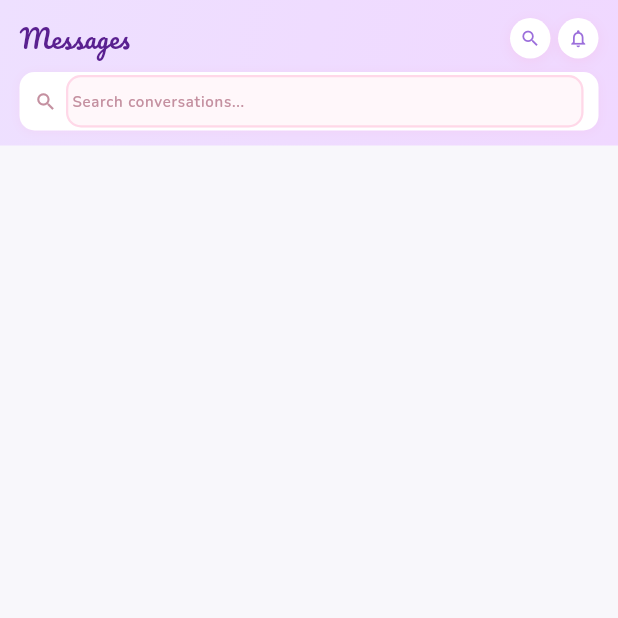
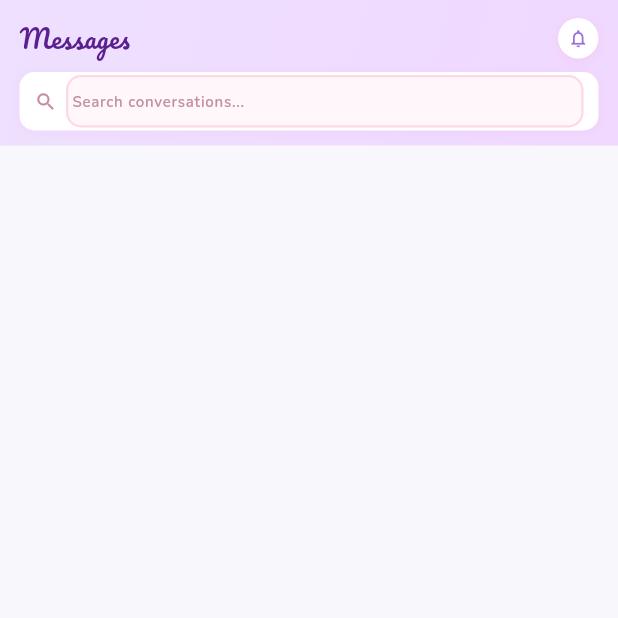
Before and after one commit to WaseemMirzaa/kafi, a Flutter app: the ChatScreen screen opened directly, on a phone screen of 412 x 824 dp, the top half of it. Run offline on Flutter 3.47's test engine with Material 3 defaults, Android fonts, the phone set to English and light mode, and no system bars; our stand-ins replace cloud_firestore, cloud_functions, connectivity_plus, file_picker, firebase_auth, firebase_core and 11 more; accounts and stored records are empty.

Commit message:
fix(bugs): shortlist loading, nanny-jobs tab highlight, dead chat search icon (#57)
Three isolated bugs from the screen-by-screen review:

- Shortlist showed empty when it shouldn't. loadShortlist enriched each
  shortlisted nanny via an unguarded getNanny inside Future.wait; if any
  shortlisted nanny wasn't currently approved/verified the rules deny the read,
  the whole Future.wait rejected, and the catch block wiped the entire list.
  Guard each getNanny per-item so one unreadable nanny just falls back to her
  denormalized card and the list still renders.
- Nanny "Jobs" filter pills never highlighted the selected tab: `active` was
  the raw jobType ('liveIn') compared to the label ('Live-in'), and Newborn
  fell through to 'All'. Map the current filter back to its display label.
- Chat inbox header had a dead no-op magnifier button next to a working,
  always-visible search field. Removed the dead icon.


Claude-Session: https://claude.ai/code/session_01R6HmhD4i7vnEUZZUy5VfRt

Co-authored-by: Claude <noreply@anthropic.com>

```diff
--- a/kafi_app/lib/views/family/chat_screen.dart
+++ b/kafi_app/lib/views/family/chat_screen.dart
@@ -193,8 +193,7 @@ class _ChatScreenState extends State<ChatScreen> {
                 ),
               Text(AppStrings.chatTitle.tr, style: KafiTheme.pacifico(17, color: titleColor)),
               const Spacer(),
-              _circleIconBtn(Icons.search, () {}),
-              const SizedBox(width: 5),
+              // (Search is the always-visible field below — no dead magnifier here.)
               _circleIconBtn(Icons.notifications_outlined, AppNavigation.openNotifications),
             ],
           ),
```
Also changed, not shown: kafi_app/lib/controllers/shortlist_controller.dart (+13 -5 lines), kafi_app/lib/views/nanny/jobs_home_screen.dart (+10 -1 lines).
